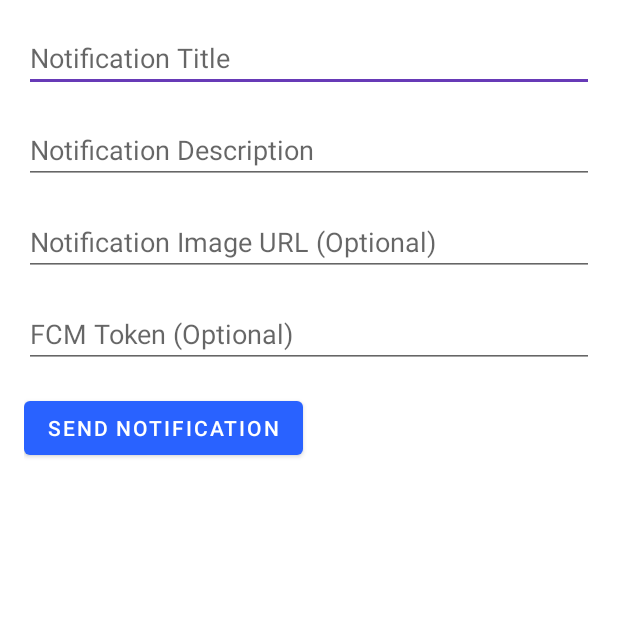
After one commit to Ishwar-Bonde/NewsARC, an Android app: the SendNotification screen opened directly, with no data from a screen before it, on a phone screen of 412 x 824 dp, the top half of it. The commit adds this screen. Run offline under Robolectric (Android 15) with nearby library versions, the phone set to English and light mode, and no system bars; our stand-ins replace Firebase (no records; nobody signed in at launch, a user with empty details on screens opened directly).

Commit message:
Final Commit

```diff
--- a/app/build.gradle.kts
+++ b/app/build.gradle.kts
@@ -38,6 +38,7 @@ android {
 dependencies {
 
     implementation("com.google.firebase:firebase-firestore:24.10.3")
+    implementation("androidx.activity:activity:1.8.0")
     val room_version = "2.6.1"
 
     implementation("androidx.room:room-runtime:2.6.1")
@@ -85,6 +86,7 @@ dependencies {
     implementation (platform("com.google.firebase:firebase-bom:32.7.3"))
     implementation ("com.google.firebase:firebase-auth")
     implementation ("com.firebaseui:firebase-ui-firestore:8.0.2")
+    implementation("com.squareup.okhttp3:okhttp:4.12.0")
 
 
 }
--- a/app/src/main/java/com/example/trimob/firstPage.java
+++ b/app/src/main/java/com/example/trimob/firstPage.java
@@ -98,7 +98,7 @@ public class firstPage extends AppCompatActivity {
 
 
     private void getPermission(){
-        if(Build.VERSION.SDK_INT >= Build.VERSION_CODES.R){
+        if(Build.VERSION.SDK_INT >= Build.VERSION_CODES.O_MR1){
             requestPermissions(new String[]{Manifest.permission.POST_NOTIFICATIONS},RC_NOTIFICATION);
         }
     }
--- /dev/null
+++ b/app/src/main/res/layout/activity_send_notification.xml
@@ -0,0 +1,45 @@
+<?xml version="1.0" encoding="utf-8"?>
+<RelativeLayout xmlns:android="http://schemas.android.com/apk/res/android"
+    android:layout_width="match_parent"
+    android:layout_height="match_parent"
+    android:padding="16dp">
+
+    <EditText
+        android:id="@+id/editTextTitle"
+        android:layout_width="match_parent"
+        android:layout_height="wrap_content"
+        android:hint="Notification Title" />
+
+    <EditText
+        android:id="@+id/editTextDescription"
+        android:layout_width="match_parent"
+        android:layout_height="wrap_content"
+        android:layout_below="@id/editTextTitle"
+        android:layout_marginTop="16dp"
+        android:hint="Notification Description" />
+
+    <EditText
+        android:id="@+id/editTextImageUrl"
+        android:layout_width="match_parent"
+        android:layout_height="wrap_content"
+        android:layout_below="@id/editTextDescription"
+        android:layout_marginTop="16dp"
+        android:hint="Notification Image URL (Optional)" />
+
+    <EditText
+        android:id="@+id/editTextFcmToken"
+        android:layout_width="match_parent"
+        android:layout_height="wrap_content"
+        android:layout_below="@id/editTextImageUrl"
+        android:layout_marginTop="16dp"
+        android:hint="FCM Token (Optional)" />
+
+    <Button
+        android:id="@+id/buttonSendNotification"
+        android:layout_width="wrap_content"
+        android:layout_height="wrap_content"
+        android:layout_below="@id/editTextFcmToken"
+        android:layout_marginTop="16dp"
+        android:text="Send Notification" />
+
+</RelativeLayout>
```
Also changed, not shown: app/src/main/AndroidManifest.xml (+10 -5 lines), app/src/main/java/com/example/trimob/Admin/SendNotification.java (added, +177 -0 lines), app/src/main/java/com/example/trimob/Settings.java (+17 -5 lines), app/src/main/java/com/example/trimob/homePage.java (+7 -10 lines).
